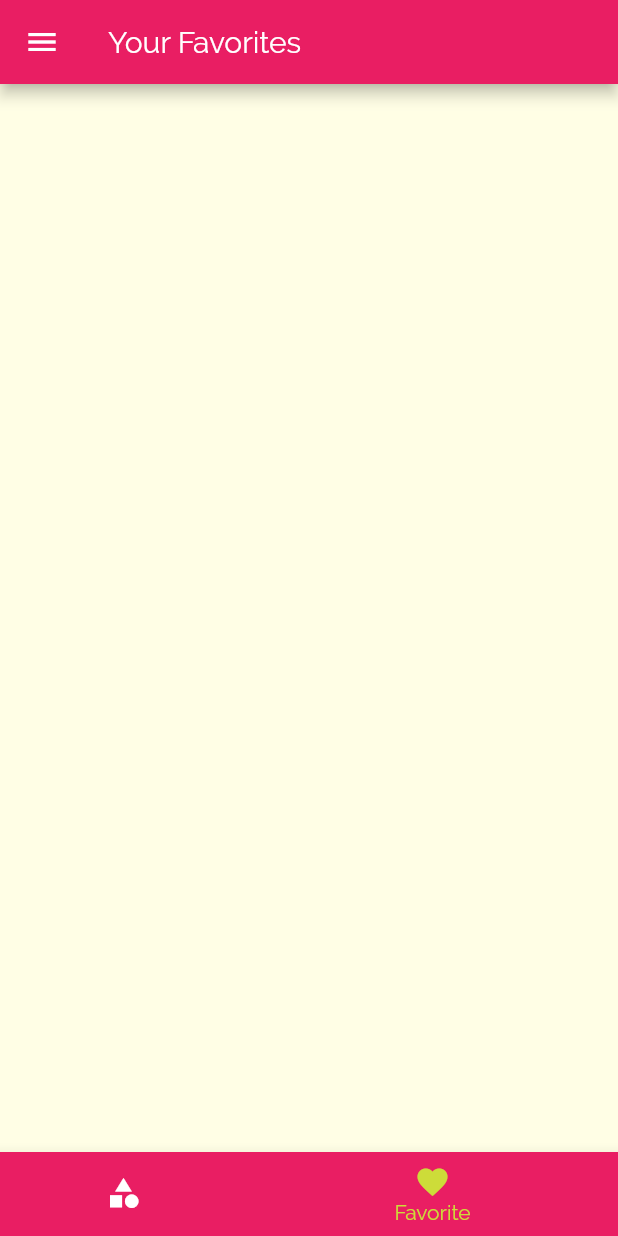
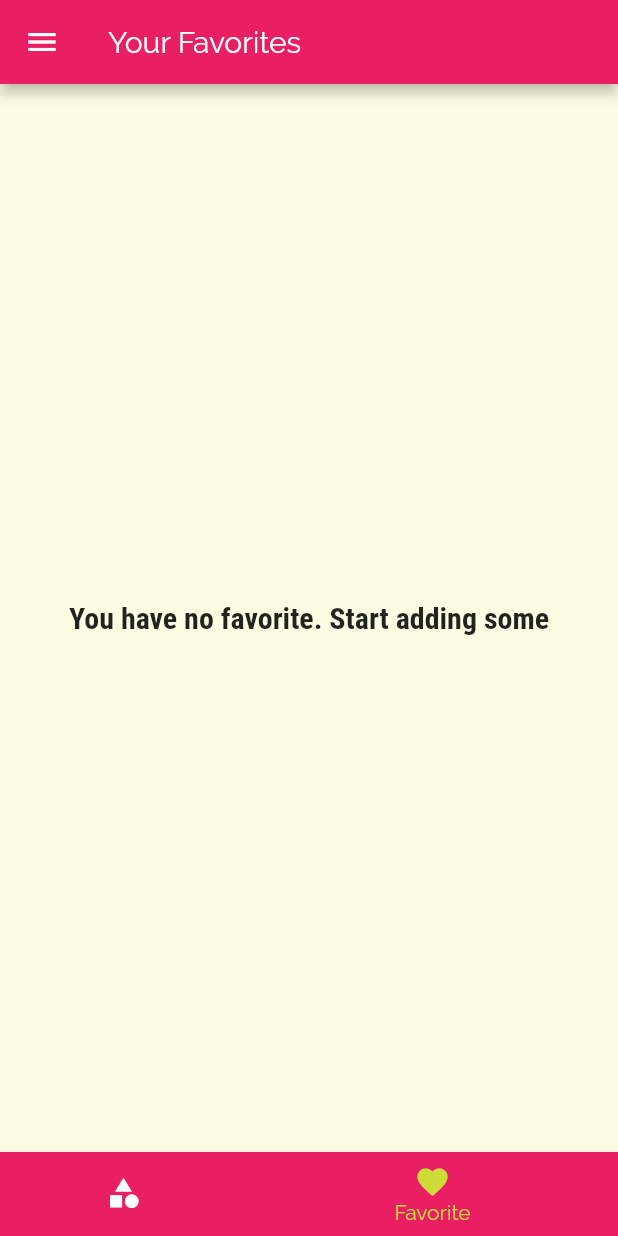
Before and after one commit to harshthakur066/Recipeze, a Flutter app: the screen it shows after launch, item 2 of the bottom bar chosen, on a phone screen of 412 x 824 dp. Run offline on Flutter 3.47's test engine with Material 2 defaults, Android fonts, the phone set to English and light mode, and no system bars.

```diff
--- a/lib/main.dart
+++ b/lib/main.dart
@@ -26,6 +26,7 @@ class _MyAppState extends State<MyApp> {
   };
 
   List<Meal> _availableMeals = DUMMY_MEALS;
+  List<Meal> _favoriteMeals = [];
 
   void _setFilters(Map<String, bool> filterData) {
     setState(() {
@@ -38,6 +39,26 @@ class _MyAppState extends State<MyApp> {
         return true;
       }).toList();
     });
+  }
+
+  void _toggleFavorites(String mealId) {
+    final existingIndex =
+        _favoriteMeals.indexWhere((meal) => meal.id == mealId);
+    if (existingIndex >= 0) {
+      setState(() {
+        _favoriteMeals.removeAt(existingIndex);
+      });
+    } else {
+      setState(() {
+        _favoriteMeals.add(
+          DUMMY_MEALS.firstWhere((meal) => meal.id == mealId),
+        );
+      });
+    }
+  }
+
+  bool _isMealFavorite(String mealId) {
+    return _favoriteMeals.any((meal) => meal.id == mealId);
   }
 
   @override
@@ -62,12 +83,15 @@ class _MyAppState extends State<MyApp> {
               fontWeight: FontWeight.bold,
             )),
       ),
-      // home: TabsTopScreen(),
-      home: TabsBottomScreen(),
+      // home: TabsTopScreen(_favoriteMeals),
+      home: TabsBottomScreen(_favoriteMeals),
       routes: {
         CategoryMealsScreen.routeName: (ctx) =>
             CategoryMealsScreen(_availableMeals),
-        MealDetailScreen.routeName: (ctx) => MealDetailScreen(),
+        MealDetailScreen.routeName: (ctx) => MealDetailScreen(
+              _toggleFavorites,
+              _isMealFavorite,
+            ),
         FiltersScreen.routeName: (ctx) => FiltersScreen(_filters, _setFilters),
       },
       // If somehow user came to a route
--- a/lib/screens/favorite_screen.dart
+++ b/lib/screens/favorite_screen.dart
@@ -1,10 +1,20 @@
 import 'package:flutter/material.dart';
 
+import '../models/meal.dart';
+
 class FavoriteScreen extends StatelessWidget {
+  final List<Meal> favoriteMeals;
+  FavoriteScreen(this.favoriteMeals);
+
   @override
   Widget build(BuildContext context) {
     return Container(
-      child: Container(),
+      child: Center(
+        child: Text(
+          'You have no favorite. Start adding some',
+          style: Theme.of(context).textTheme.headline6,
+        ),
+      ),
     );
   }
 }
--- a/lib/screens/tabs_bottom_screen.dart
+++ b/lib/screens/tabs_bottom_screen.dart
@@ -1,25 +1,41 @@
 import 'package:flutter/material.dart';
 
+import '../models/meal.dart';
 import '../widgets/drawer_content.dart';
 import 'categories_screen.dart';
 import 'favorite_screen.dart';
 
 class TabsBottomScreen extends StatefulWidget {
+  final List<Meal> favoriteMeals;
+  TabsBottomScreen(this.favoriteMeals);
+
   @override
   _TabsBottomScreenState createState() => _TabsBottomScreenState();
 }
 
 class _TabsBottomScreenState extends State<TabsBottomScreen> {
-  final List<Map<String, Object>> _pages = [
-    {'title': 'Recipeze', 'pages': CategoriesScreen()},
-    {'title': 'Your Favorites', 'pages': FavoriteScreen()},
-  ];
+  List<Map<String, Object>> _pages;
   int _selectedPageIndex = 0;
 
   void _selectPage(int index) {
     setState(() {
       _selectedPageIndex = index;
     });
+  }
+
+  @override
+  void initState() {
+    _pages = [
+      {
+        'title': 'Recipeze',
+        'pages': CategoriesScreen(),
+      },
+      {
+        'title': 'Your Favorites',
+        'pages': FavoriteScreen(widget.favoriteMeals),
+      },
+    ];
+    super.initState();
   }
 
   @override
--- a/lib/screens/tabs_top_screen.dart
+++ b/lib/screens/tabs_top_screen.dart
@@ -1,9 +1,13 @@
 import 'package:flutter/material.dart';
 
+import '../models/meal.dart';
 import 'categories_screen.dart';
 import 'favorite_screen.dart';
 
 class TabsTopScreen extends StatelessWidget {
+  final List<Meal> favoriteMeals;
+  TabsTopScreen(this.favoriteMeals);
+
   @override
   Widget build(BuildContext context) {
     return DefaultTabController(
@@ -27,7 +31,7 @@ class TabsTopScreen extends StatelessWidget {
           body: TabBarView(
             children: <Widget>[
               CategoriesScreen(),
-              FavoriteScreen(),
+              FavoriteScreen(favoriteMeals),
             ],
           ),
         ));
```
Also changed, not shown: lib/screens/meal_detail_screen.dart (+11 -1 lines).
